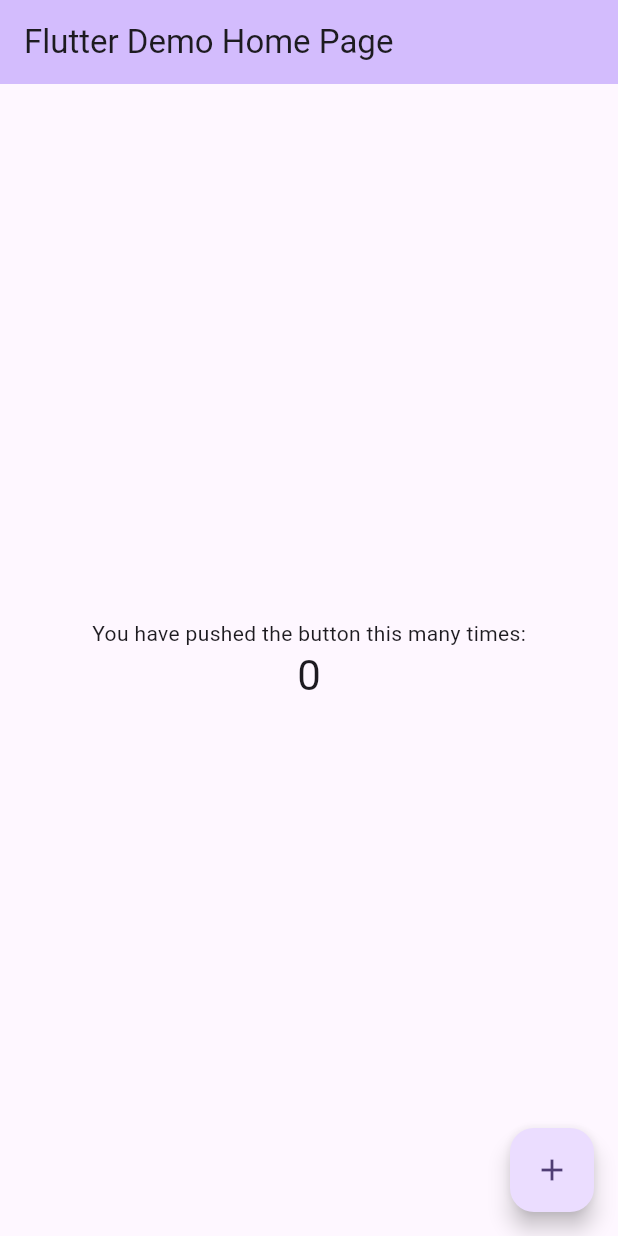
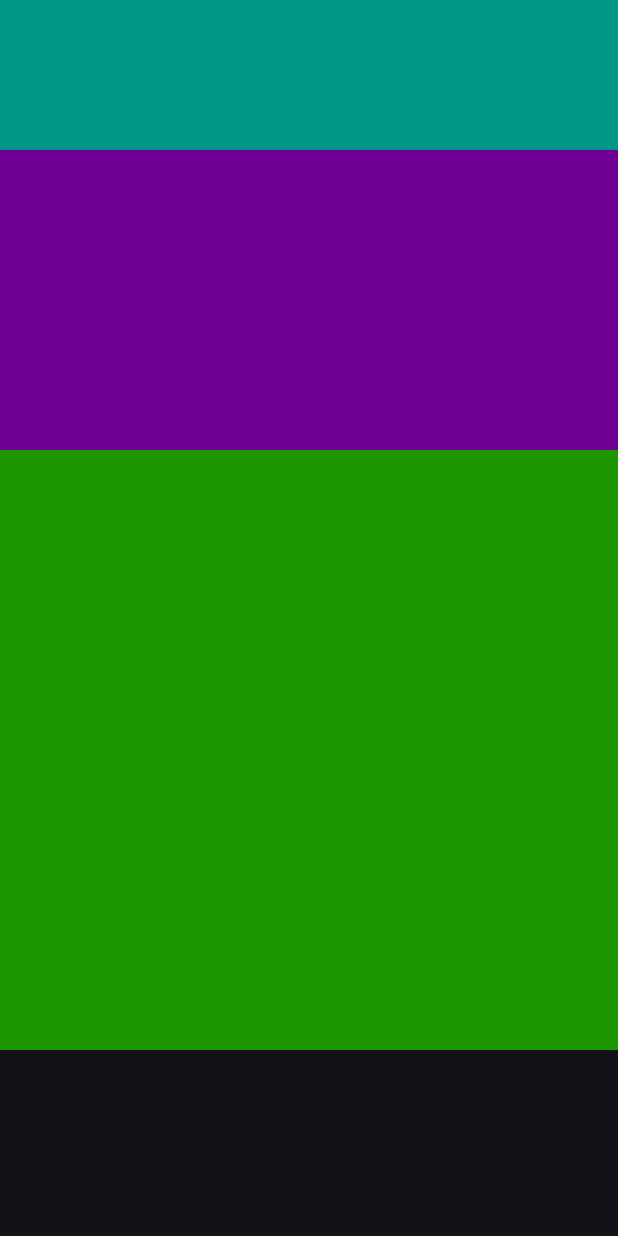
Before and after one commit to Taylorlcj/taylorlcj_ace, a Flutter app: the screen it shows after launch, on a phone screen of 412 x 824 dp. Run offline on Flutter 3.47's test engine with Material 3 defaults, Android fonts, the phone set to English and light mode, and no system bars.

Commit message:
working on this codebase, 14:59 in help video

```diff
--- a/lib/main.dart
+++ b/lib/main.dart
@@ -1,4 +1,5 @@
 import 'package:flutter/material.dart';
+import 'package:taylorlcj_ace/screens/portfolio/home_screen.dart';
 
 void main() {
   runApp(const MyApp());
@@ -7,116 +8,13 @@ void main() {
 class MyApp extends StatelessWidget {
   const MyApp({super.key});
 
-  // This widget is the root of your application.
   @override
   Widget build(BuildContext context) {
     return MaterialApp(
-      title: 'Flutter Demo',
-      theme: ThemeData(
-        // This is the theme of your application.
-        //
-        // TRY THIS: Try running your application with "flutter run". You'll see
-        // the application has a purple toolbar. Then, without quitting the app,
-        // try changing the seedColor in the colorScheme below to Colors.green
-        // and then invoke "hot reload" (save your changes or press the "hot
-        // reload" button in a Flutter-supported IDE, or press "r" if you used
-        // the command line to start the app).
-        //
-        // Notice that the counter didn't reset back to zero; the application
-        // state is not lost during the reload. To reset the state, use hot
-        // restart instead.
-        //
-        // This works for code too, not just values: Most code changes can be
-        // tested with just a hot reload.
-        colorScheme: .fromSeed(seedColor: Colors.deepPurple),
-      ),
-      home: const MyHomePage(title: 'Flutter Demo Home Page'),
+      debugShowCheckedModeBanner: false,
+      theme: ThemeData.dark(),
+      title: 'Ace Portfolio',
+      home: const HomeScreen(),
     );
   }
 }
-
-class MyHomePage extends StatefulWidget {
-  const MyHomePage({super.key, required this.title});
-
-  // This widget is the home page of your application. It is stateful, meaning
-  // that it has a State object (defined below) that contains fields that affect
-  // how it looks.
-
-  // This class is the configuration for the state. It holds the values (in this
-  // case the title) provided by the parent (in this case the App widget) and
-  // used by the build method of the State. Fields in a Widget subclass are
-  // always marked "final".
-
-  final String title;
-
-  @override
-  State<MyHomePage> createState() => _MyHomePageState();
-}
-
-class _MyHomePageState extends State<MyHomePage> {
-  int _counter = 0;
-
-  void _incrementCounter() {
-    setState(() {
-      // This call to setState tells the Flutter framework that something has
-      // changed in this State, which causes it to rerun the build method below
-      // so that the display can reflect the updated values. If we changed
-      // _counter without calling setState(), then the build method would not be
-      // called again, and so nothing would appear to happen.
-      _counter++;
-    });
-  }
-
-  @override
-  Widget build(BuildContext context) {
-    // This method is rerun every time setState is called, for instance as done
-    // by the _incrementCounter method above.
-    //
-    // The Flutter framework has been optimized to make rerunning build methods
-    // fast, so that you can just rebuild anything that needs updating rather
-    // than having to individually change instances of widgets.
-    return Scaffold(
-      appBar: AppBar(
-        // TRY THIS: Try changing the color here to a specific color (to
-        // Colors.amber, perhaps?) and trigger a hot reload to see the AppBar
-        // change color while the other colors stay the same.
-        backgroundColor: Theme.of(context).colorScheme.inversePrimary,
-        // Here we take the value from the MyHomePage object that was created by
-        // the App.build method, and use it to set our appbar title.
-        title: Text(widget.title),
-      ),
-      body: Center(
-        // Center is a layout widget. It takes a single child and positions it
-        // in the middle of the parent.
-        child: Column(
-          // Column is also a layout widget. It takes a list of children and
-          // arranges them vertically. By default, it sizes itself to fit its
-          // children horizontally, and tries to be as tall as its parent.
-          //
-          // Column has various properties to control how it sizes itself and
-          // how it positions its children. Here we use mainAxisAlignment to
-          // center the children vertically; the main axis here is the vertical
-          // axis because Columns are vertical (the cross axis would be
-          // horizontal).
-          //
-          // TRY THIS: Invoke "debug painting" (choose the "Toggle Debug Paint"
-          // action in the IDE, or press "p" in the console), to see the
-          // wireframe for each widget.
-          mainAxisAlignment: .center,
-          children: [
-            const Text('You have pushed the button this many times:'),
-            Text(
-              '$_counter',
-              style: Theme.of(context).textTheme.headlineMedium,
-            ),
-          ],
-        ),
-      ),
-      floatingActionButton: FloatingActionButton(
-        onPressed: _incrementCounter,
-        tooltip: 'Increment',
-        child: const Icon(Icons.add),
-      ),
-    );
-  }
-}
--- a/lib/screens/portfolio/home_screen.dart
+++ b/lib/screens/portfolio/home_screen.dart
@@ -0,0 +1,35 @@
+import 'package:flutter/material.dart';
+
+class HomeScreen extends StatefulWidget {
+  const HomeScreen({super.key});
+
+  @override
+  State<HomeScreen> createState() => _HomeScreenState();
+}
+
+class _HomeScreenState extends State<HomeScreen> {
+  @override
+  Widget build(BuildContext context) {
+    return Scaffold(
+      body: ListView(
+        scrollDirection: Axis.vertical,
+        children: [
+          // App Bar & Toggle
+          Container(height: 100, width: 100, color: Colors.teal),
+          //Title Text
+          Container(
+            height: 200,
+            width: 200,
+            color: const Color.fromARGB(255, 110, 0, 150),
+          ),
+          // Card Sections
+          Container(
+            height: 400,
+            width: 400,
+            color: const Color.fromARGB(255, 30, 150, 0),
+          ),
+        ],
+      ),
+    );
+  }
+}
--- /dev/null
+++ b/lib/styles/colors.dart
@@ -0,0 +1,12 @@
+import 'dart:ui';
+
+class AppColors {
+  static const Color maroon = Color(0xFF6A191C);
+  static const Color brown = Color(0xE67D5943);
+  static const Color fadedBrown = Color(0x807D5943);
+  static const Color aceCream = Color(0xFFE2DCC1);
+  static const Color teal = Color(0xFF0B8F8A);
+  static const Color gray = Color(0xE6353333);
+  static const Color fadeGray = Color(0x80353333);
+  static const Color portfolioCream = Color(0xFFE2DCC1);
+}
```
